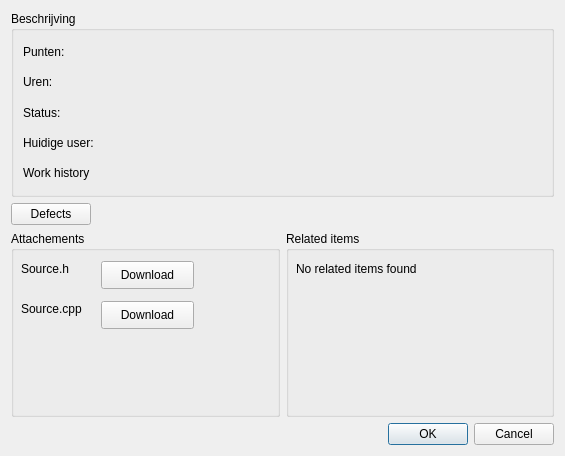
This is View/sbi.ui in Roconda/Scrumboard as Qt 5 draws it before an edit. The edited form follows.
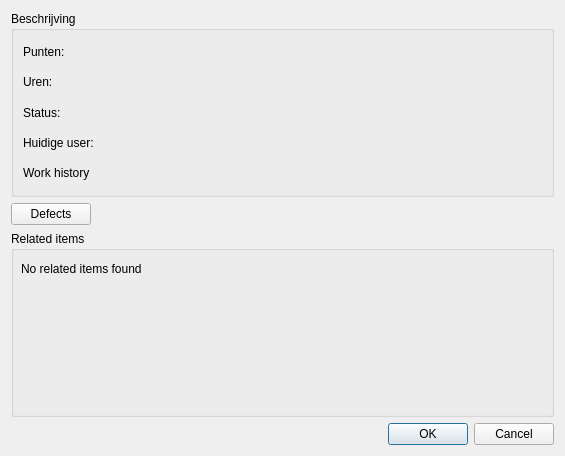
This is the edited form.

Commit message:
SBI Detail View Fix
SBI detail view now dynamically shows all details of the current
selected SBI.

The edit to the form file:
```diff
--- a/View/sbi.ui
+++ b/View/sbi.ui
@@ -81,65 +81,6 @@
    </item>
    <item>
     <layout class="QHBoxLayout" name="horizontalLayout_2">
-     <item>
-      <widget class="QGroupBox" name="groupBox_2">
-       <property name="title">
-        <string>Attachements</string>
-       </property>
-       <widget class="QLabel" name="label_6">
-        <property name="geometry">
-         <rect>
-          <x>10</x>
-          <y>30</y>
-          <width>61</width>
-          <height>16</height>
-         </rect>
-        </property>
-        <property name="text">
-         <string>Source.h</string>
-        </property>
-       </widget>
-       <widget class="QPushButton" name="pushButton_2">
-        <property name="geometry">
-         <rect>
-          <x>90</x>
-          <y>30</y>
-          <width>93</width>
-          <height>28</height>
-         </rect>
-        </property>
-        <property name="text">
-         <string>Download</string>
-        </property>
-       </widget>
-       <widget class="QLabel" name="label_7">
-        <property name="geometry">
-         <rect>
-          <x>10</x>
-          <y>70</y>
-          <width>71</width>
-          <height>16</height>
-         </rect>
-        </property>
-        <property name="text">
-         <string>Source.cpp</string>
-        </property>
-       </widget>
-       <widget class="QPushButton" name="pushButton_3">
-        <property name="geometry">
-         <rect>
-          <x>90</x>
-          <y>70</y>
-          <width>93</width>
-          <height>28</height>
-         </rect>
-        </property>
-        <property name="text">
-         <string>Download</string>
-        </property>
-       </widget>
-      </widget>
-     </item>
      <item>
       <widget class="QGroupBox" name="groupBox_3">
        <property name="title">
```
The commit also changes 1 other file.
